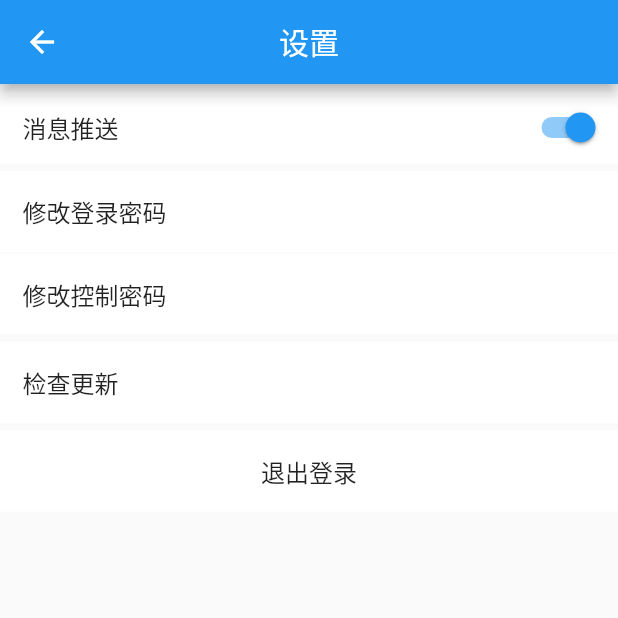
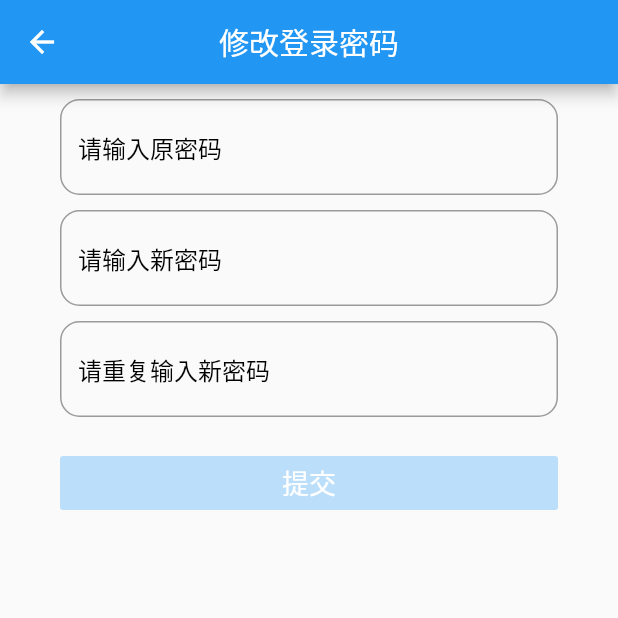
Before and after one commit to kazeik/hgj_flutter, a Flutter app: the SettingPage screen opened by its route, after a tap on "修改登录密码", on a phone screen of 412 x 824 dp, the top half of it. Run offline on Flutter 3.47's test engine with Material 2 defaults, Android fonts, the phone set to English and light mode, and no system bars; our stand-ins replace dio, fluttertoast, package_info, shared_preferences; missing offline and left inert: flutter_webview_plugin; accounts and stored records are empty.

Commit message:
添加修改密码的界面

```diff
--- /dev/null
+++ b/lib/pages/ChangePassPage.dart
@@ -0,0 +1,104 @@
+import 'package:flutter/material.dart';
+import 'package:hgj_flutter/net/HttpNet.dart';
+import 'package:hgj_flutter/router/UriRouter.dart';
+import 'package:hgj_flutter/utils/Utils.dart';
+import 'package:hgj_flutter/views/EditText.dart';
+
+/**
+ * @author kazeik chen
+ *         QQ:77132995 email:kazeik@163.com
+ *         2019 04 01 14:17
+ * 类说明:
+ */
+
+class ChangePassPage extends StatefulWidget {
+  bool user;
+
+  @override
+  State<StatefulWidget> createState() => ChangePageState(isUser: user);
+
+  ChangePassPage({this.user});
+}
+
+class ChangePageState extends State<ChangePassPage> {
+  TextEditingController oldController = new TextEditingController();
+  TextEditingController newController = new TextEditingController();
+  TextEditingController subController = new TextEditingController();
+  bool isUser;
+
+  ChangePageState({this.isUser});
+
+  _submit(String pwd, String newpwd) {
+    Utils.loading(context, text: "加载中");
+    if(isUser) {
+      HttpNet.instance.dio.post(UriRouter.uriRouter['userpass'],
+          queryParameters: {"pwd": pwd, "newpwd": newpwd}).then((value) {});
+    }else{
+      HttpNet.instance.dio.post(UriRouter.uriRouter['modifyctrlpwd'],
+          queryParameters: {"pwd": pwd, "newpwd": newpwd}).then((value) {});
+    }
+  }
+
+  Widget _buildSubmitWidget() {
+    return new Padding(
+      padding:
+          new EdgeInsets.only(left: 40.0, top: 20.0, right: 40.0, bottom: 10.0),
+      child: new MaterialButton(
+        onPressed: (oldController.text.isEmpty ||
+                newController.text.length < 8 ||
+                subController.text.length < 8)
+            ? null
+            : () {
+                _submit(oldController.text, newController.text);
+              },
+        color: Colors.blue,
+        textColor: Colors.white,
+        minWidth: 400,
+        disabledColor: Colors.blue[100],
+        child: new Text(
+          "提交",
+          style: new TextStyle(fontSize: 18.0),
+        ),
+      ),
+    );
+  }
+
+  @override
+  Widget build(BuildContext context) {
+    return Scaffold(
+      appBar: AppBar(
+        title: Text(isUser ? "修改登录密码" : "修改控制密码"),
+        centerTitle: true,
+      ),
+      body: Column(
+        children: <Widget>[
+          EditText(
+            inputControl: oldController,
+            hint: "请输入原密码",
+            primaryColor: Colors.blue,
+            hintColor: Colors.grey,
+            hintTextColor: Colors.black,
+            isPass: true,
+          ),
+          EditText(
+            inputControl: newController,
+            hint: "请输入新密码",
+            primaryColor: Colors.blue,
+            hintColor: Colors.grey,
+            hintTextColor: Colors.black,
+            isPass: true,
+          ),
+          EditText(
+            inputControl: subController,
+            hint: "请重复输入新密码",
+            primaryColor: Colors.blue,
+            hintColor: Colors.grey,
+            hintTextColor: Colors.black,
+            isPass: true,
+          ),
+          _buildSubmitWidget()
+        ],
+      ),
+    );
+  }
+}
--- a/lib/pages/SettingPage.dart
+++ b/lib/pages/SettingPage.dart
@@ -4,6 +4,7 @@ import 'package:flutter/material.dart';
 import 'package:hgj_flutter/beans/ErrorMsgBean.dart';
 import 'package:hgj_flutter/beans/VersionBean.dart';
 import 'package:hgj_flutter/net/HttpNet.dart';
+import 'package:hgj_flutter/pages/ChangePassPage.dart';
 import 'package:hgj_flutter/router/UriRouter.dart';
 import 'package:hgj_flutter/utils/Utils.dart';
 import 'package:hgj_flutter/views/TextIconCell.dart';
@@ -70,8 +71,16 @@ class SettingPageStatus extends State<SettingPage> {
   _onClick(String tag) {
     switch (tag) {
       case "changepass":
+        Navigator.push(context,
+            new MaterialPageRoute(builder: (BuildContext context) {
+          return ChangePassPage(user: true);
+        }));
         break;
       case "controllepass":
+        Navigator.push(context,
+            new MaterialPageRoute(builder: (BuildContext context) {
+          return ChangePassPage(user: false);
+        }));
         break;
       case "update":
         _checkversion();
--- a/lib/router/UriRouter.dart
+++ b/lib/router/UriRouter.dart
@@ -11,7 +11,9 @@ class UriRouter {
       "login": "/signin",
       "producttypesinfo":"/api/productTypeService/producttypesinfo",
       'userservice':"/api/order/user",
-      'version':'/open/latestversion'
+      'version':'/open/latestversion',
+      'userpass':'/api/user/pwd',
+      'modifyctrlpwd':"/api/user/modifyctrlpwd"
     };
   }
 }
--- /dev/null
+++ b/lib/views/EditText.dart
@@ -0,0 +1,70 @@
+import 'package:flutter/material.dart';
+
+/**
+ * @author kazeik chen
+ *         QQ:77132995 email:kazeik@163.com
+ *         2019 04 01 14:20
+ * 类说明:
+ */
+
+class EditText extends StatefulWidget {
+  TextEditingController inputControl;
+  String hint;
+  Color primaryColor;
+  Color hintColor;
+  Color hintTextColor;
+  bool isPass;
+
+  @override
+  State<StatefulWidget> createState() => EditTextState(inputControl, hint,
+      this.primaryColor, this.hintColor, this.hintTextColor, this.isPass);
+
+  EditText(
+      {this.inputControl,
+      this.hint,
+      this.primaryColor,
+      this.hintColor,
+      this.hintTextColor,
+      this.isPass});
+}
+
+class EditTextState extends State<EditText> {
+  TextEditingController input;
+  String hintText = "";
+  Color primaryColor;
+  Color hintColor;
+  Color hintTextColor;
+  bool isPass;
+  var node = new FocusNode();
+
+  @override
+  Widget build(BuildContext context) {
+    return new Padding(
+        padding: const EdgeInsets.only(left: 40.0, top: 10.0, right: 40.0),
+        //改变输入框的外观样式
+        child: Theme(
+          //未选中时，蓝色 ，选中后白色
+          data: new ThemeData(primaryColor: primaryColor, hintColor: hintColor),
+          child: new TextField(
+            onChanged: (str) {},
+            controller: input,
+            //是否是密码
+            obscureText: isPass,
+            style: TextStyle(fontSize: 16.0, color: Colors.white),
+            decoration: new InputDecoration(
+                hintText: hintText,
+                hintStyle: TextStyle(color: hintTextColor, fontSize: 16.0),
+                border: OutlineInputBorder(
+                    borderRadius: BorderRadius.circular(13.0))),
+            maxLines: 1,
+            keyboardType: TextInputType.text,
+            onSubmitted: (text) {
+              FocusScope.of(context).reparentIfNeeded(node);
+            },
+          ),
+        ));
+  }
+
+  EditTextState(this.input, this.hintText, this.primaryColor, this.hintColor,
+      this.hintTextColor, this.isPass);
+}
```
